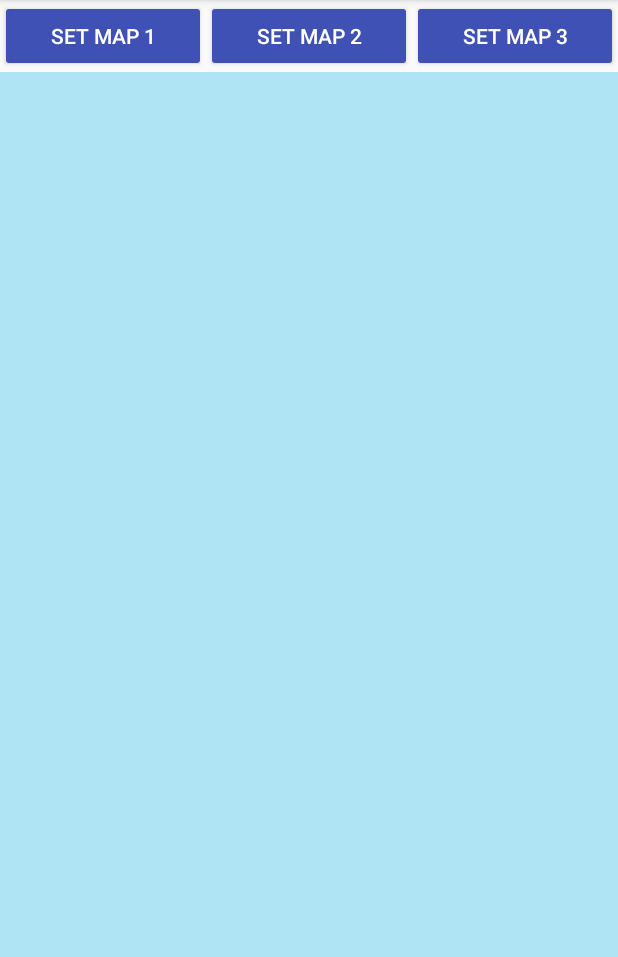
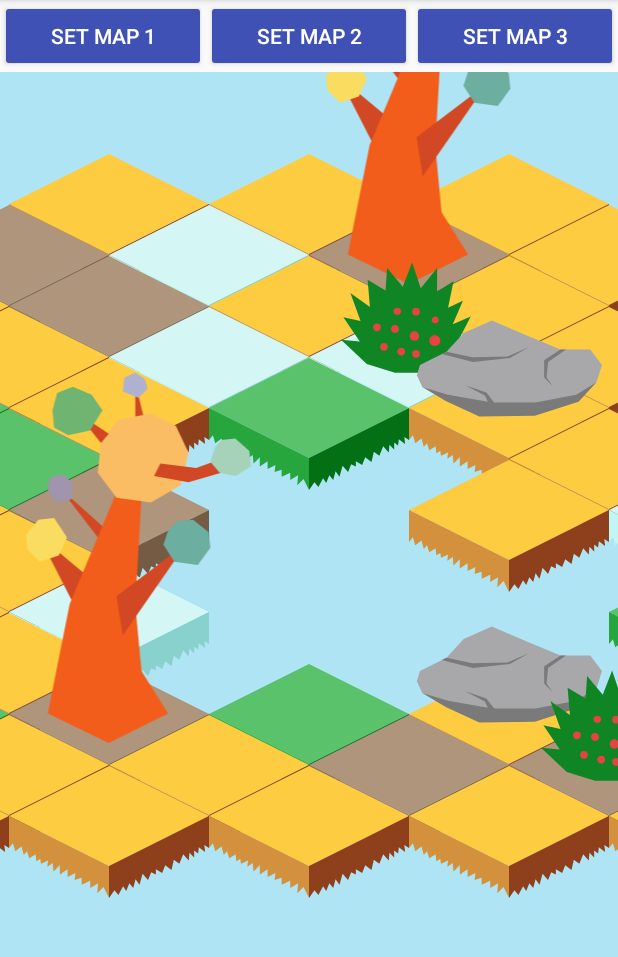
Before and after one commit to Dyvoker/CanvasTest, an Android app: the screen it shows after launch (MainActivity), after a tap on "SET MAP 3", on a phone screen of 412 x 824 dp, the part 84-1041 px from its top. Run offline under Robolectric (Android 15) with nearby library versions, the phone set to English and light mode, and no system bars; 1 statement that could not run was skipped; 2 other taps on this screen came first.

Commit message:
Add some blocks and objects. Create third map.

```diff
--- a/app/src/main/java/com/dyvoker/canvastest/MainActivity.java
+++ b/app/src/main/java/com/dyvoker/canvastest/MainActivity.java
@@ -70,7 +70,87 @@ public class MainActivity extends AppCompatActivity {
     }
 
     private Map generateMap3() {
-        Map map = new Map(3, 4);
+        Map map = new Map(11, 10);
+        map.setCellBlock(0, 2, MapBlock.SEND);
+        map.setCellBlock(0, 3, MapBlock.DIRT);
+        map.setCellBlock(0, 4, MapBlock.SEND);
+
+        map.setCellBlock(1, 1, MapBlock.SEND);
+        map.setCellBlock(1, 2, MapBlock.ICE);
+        map.setCellBlock(1, 3, MapBlock.DIRT);
+        map.setCellBlock(1, 4, MapBlock.SEND);
+        map.setCellBlock(1, 5, MapBlock.GRASS);
+
+        map.setCellBlock(2, 0, MapBlock.SEND);
+        map.setCellBlock(2, 1, MapBlock.DIRT);
+        map.setCellBlock(2, 2, MapBlock.SEND);
+        map.setCellBlock(2, 3, MapBlock.ICE);
+        map.setCellBlock(2, 4, MapBlock.SEND);
+        map.setCellBlock(2, 5, MapBlock.GRASS);
+        map.setCellBlock(2, 6, MapBlock.SEND);
+
+        map.setCellBlock(3, 0, MapBlock.SEND);
+        map.setCellBlock(3, 1, MapBlock.SEND);
+        map.setCellBlock(3, 2, MapBlock.ICE);
+        map.setCellBlock(3, 3, MapBlock.GRASS);
+        map.setCellBlock(3, 5, MapBlock.DIRT);
+        map.setCellBlock(3, 6, MapBlock.SEND);
+        map.setCellBlock(3, 7, MapBlock.SEND);
+
+        map.setCellBlock(4, 1, MapBlock.SEND);
+        map.setCellBlock(4, 2, MapBlock.SEND);
+        map.setCellBlock(4, 6, MapBlock.ICE);
+        map.setCellBlock(4, 7, MapBlock.SEND);
+        map.setCellBlock(4, 8, MapBlock.GRASS);
+
+        map.setCellBlock(5, 2, MapBlock.SEND);
+        map.setCellBlock(5, 3, MapBlock.SEND);
+        map.setCellBlock(5, 7, MapBlock.DIRT);
+        map.setCellBlock(5, 8, MapBlock.SEND);
+        map.setCellBlock(5, 9, MapBlock.SEND);
+
+        map.setCellBlock(6, 1, MapBlock.SEND);
+        map.setCellBlock(6, 2, MapBlock.ICE);
+        map.setCellBlock(6, 6, MapBlock.GRASS);
+        map.setCellBlock(6, 7, MapBlock.SEND);
+        map.setCellBlock(6, 8, MapBlock.SEND);
+
+        map.setCellBlock(7, 0, MapBlock.SEND);
+        map.setCellBlock(7, 1, MapBlock.DIRT);
+        map.setCellBlock(7, 2, MapBlock.DIRT);
+        map.setCellBlock(7, 3, MapBlock.GRASS);
+        map.setCellBlock(7, 5, MapBlock.SEND);
+        map.setCellBlock(7, 6, MapBlock.DIRT);
+        map.setCellBlock(7, 7, MapBlock.SEND);
+
+        map.setCellBlock(8, 0, MapBlock.SEND);
+        map.setCellBlock(8, 1, MapBlock.ICE);
+        map.setCellBlock(8, 2, MapBlock.GRASS);
+        map.setCellBlock(8, 3, MapBlock.ICE);
+        map.setCellBlock(8, 4, MapBlock.SEND);
+        map.setCellBlock(8, 5, MapBlock.DIRT);
+        map.setCellBlock(8, 6, MapBlock.SEND);
+
+        map.setCellBlock(9, 1, MapBlock.SEND);
+        map.setCellBlock(9, 2, MapBlock.SEND);
+        map.setCellBlock(9, 3, MapBlock.GRASS);
+        map.setCellBlock(9, 4, MapBlock.ICE);
+        map.setCellBlock(9, 5, MapBlock.SEND);
+
+        map.setCellBlock(10, 2, MapBlock.GRASS);
+        map.setCellBlock(10, 3, MapBlock.ICE);
+        map.setCellBlock(10, 4, MapBlock.SEND);
+
+        map.setCellObject(0, 4, MapObject.BUSH);
+        map.setCellObject(2, 1, MapObject.TREE);
+        map.setCellObject(3, 2, MapObject.BUSH);
+        map.setCellObject(4, 2, MapObject.ROCK);
+        map.setCellObject(5, 7, MapObject.TREE);
+        map.setCellObject(5, 9, MapObject.BUSH);
+        map.setCellObject(7, 5, MapObject.ROCK);
+        map.setCellObject(8, 5, MapObject.BUSH);
+        map.setCellObject(9, 1, MapObject.TREE);
+        map.setCellObject(9, 3, MapObject.ROCK);
         return map;
     }
 }
--- a/app/src/main/java/com/dyvoker/canvastest/MapBlock.java
+++ b/app/src/main/java/com/dyvoker/canvastest/MapBlock.java
@@ -1,11 +1,14 @@
 package com.dyvoker.canvastest;
 
 /**
- * Class for in-game map block (send, water, grass, etc)
+ * Class for in-game map block_send (send, water, grass, etc)
  */
 
 public class MapBlock extends DrawableOnMap {
-    public static final MapBlock SEND = new MapBlock(R.drawable.block);
+    public static final MapBlock SEND = new MapBlock(R.drawable.block_send);
+    public static final MapBlock GRASS = new MapBlock(R.drawable.block_grass);
+    public static final MapBlock DIRT = new MapBlock(R.drawable.block_dirt);
+    public static final MapBlock ICE = new MapBlock(R.drawable.block_ice);
 
     private MapBlock(int drawableResourceId) {
         super(drawableResourceId);
--- a/app/src/main/java/com/dyvoker/canvastest/MapCanvas.java
+++ b/app/src/main/java/com/dyvoker/canvastest/MapCanvas.java
@@ -70,9 +70,9 @@ public class MapCanvas extends View {
         int x = getWidth() / 2;
         int y = getHeight() / 2;
         if (map != null) {
-            int yMapCenter = IsometricHelper.getCellPosition(new Point(map.getXSize() / 2, map.getYSize() / 2)).y;
-            scrollTo(-x, -y + yMapCenter);
-            scaleFocus.set(0, yMapCenter);
+            Point mapCenter = IsometricHelper.getCellPosition(new Point(map.getXSize() / 2, map.getYSize() / 2));
+            scrollTo(-x + mapCenter.x, -y + mapCenter.y);
+            scaleFocus.set(mapCenter.x, mapCenter.y);
         } else {
             scrollTo(-x, -y);
             scaleFocus.set(0, 0);
--- a/app/src/main/java/com/dyvoker/canvastest/MapObject.java
+++ b/app/src/main/java/com/dyvoker/canvastest/MapObject.java
@@ -7,7 +7,9 @@ import android.graphics.PointF;
  */
 
 public class MapObject extends DrawableOnMap {
-    public static final MapObject TREE = new MapObject(R.drawable.tree, new PointF( 0.147f, -0.8f), 2.0f);
+    public static final MapObject TREE = new MapObject(R.drawable.object_tree, new PointF( 0.147f, -0.8f), 2.0f);
+    public static final MapObject BUSH = new MapObject(R.drawable.object_bush);
+    public static final MapObject ROCK = new MapObject(R.drawable.object_rock);
 
     private MapObject(int drawableResourceId) {
         super(drawableResourceId);
--- a/app/src/main/java/com/dyvoker/canvastest/MapSelector.java
+++ b/app/src/main/java/com/dyvoker/canvastest/MapSelector.java
@@ -5,7 +5,7 @@ package com.dyvoker.canvastest;
  */
 
 public class MapSelector extends DrawableOnMap {
-    public static final MapSelector SIMPLE_SELECTOR = new MapSelector(R.drawable.simple_selector);
+    public static final MapSelector SIMPLE_SELECTOR = new MapSelector(R.drawable.selector_block);
 
     private MapSelector(int drawableResourceId) {
         super(drawableResourceId);
--- /dev/null
+++ b/app/src/main/res/drawable/block_dirt.xml
@@ -0,0 +1,17 @@
+<?xml version="1.0" encoding="utf-8"?>
+<vector xmlns:android="http://schemas.android.com/apk/res/android"
+        android:width="256dp"
+        android:height="256dp"
+        android:viewportWidth="256"
+        android:viewportHeight="256">
+
+    <path
+        android:fillColor="#B0957D"
+        android:pathData="M 0 128 L 128 64 L 256 128 L 128 192 Z" />
+    <path
+        android:fillColor="#99785C"
+        android:pathData="M 0 128 L 0 169 L 5 163 L 8 173 L 16 167 L 19 178 L 23 173 L 26 182 L 34 177 L 35 186 L 40 183 L 41 189 L 50 185 L 49 193 L 56 188 L 57 199 L 65 191 L 65 203 L 75 196 L 75 206 L 85 201 L 84 210 L 93 207 L 93 216 L 104 211 L 104 220 L 114 214 L 113 227 L 121 219 L 128 233 L 128 192 Z" />
+    <path
+        android:fillColor="#755B44"
+        android:pathData="M 128 192 L 128 233 L 135 223 L 140 229 L 146 218 L 150 224 L 154 214 L 159 220 L 162 209 L 167 216 L 171 202 L 178 210 L 182 200 L 188 203 L 188 196 L 196 201 L 200 191 L 208 197 L 211 184 L 218 189 L 223 177 L 230 185 L 231 175 L 237 181 L 237 172 L 242 176 L 243 168 L 251 174 L 250 165 L 256 169 L 256 128 Z" />
+</vector>
--- /dev/null
+++ b/app/src/main/res/drawable/block_grass.xml
@@ -0,0 +1,17 @@
+<?xml version="1.0" encoding="utf-8"?>
+<vector xmlns:android="http://schemas.android.com/apk/res/android"
+        android:width="256dp"
+        android:height="256dp"
+        android:viewportWidth="256"
+        android:viewportHeight="256">
+
+    <path
+        android:fillColor="#59C26B"
+        android:pathData="M 0 128 L 128 64 L 256 128 L 128 192 Z" />
+    <path
+        android:fillColor="#26A63C"
+        android:pathData="M 0 128 L 0 169 L 5 163 L 8 173 L 16 167 L 19 178 L 23 173 L 26 182 L 34 177 L 35 186 L 40 183 L 41 189 L 50 185 L 49 193 L 56 188 L 57 199 L 65 191 L 65 203 L 75 196 L 75 206 L 85 201 L 84 210 L 93 207 L 93 216 L 104 211 L 104 220 L 114 214 L 113 227 L 121 219 L 128 233 L 128 192 Z" />
+    <path
+        android:fillColor="#047016"
+        android:pathData="M 128 192 L 128 233 L 135 223 L 140 229 L 146 218 L 150 224 L 154 214 L 159 220 L 162 209 L 167 216 L 171 202 L 178 210 L 182 200 L 188 203 L 188 196 L 196 201 L 200 191 L 208 197 L 211 184 L 218 189 L 223 177 L 230 185 L 231 175 L 237 181 L 237 172 L 242 176 L 243 168 L 251 174 L 250 165 L 256 169 L 256 128 Z" />
+</vector>
--- /dev/null
+++ b/app/src/main/res/drawable/block_ice.xml
@@ -0,0 +1,17 @@
+<?xml version="1.0" encoding="utf-8"?>
+<vector xmlns:android="http://schemas.android.com/apk/res/android"
+        android:width="256dp"
+        android:height="256dp"
+        android:viewportWidth="256"
+        android:viewportHeight="256">
+
+    <path
+        android:fillColor="#D4F7F5"
+        android:pathData="M 0 128 L 128 64 L 256 128 L 128 192 Z" />
+    <path
+        android:fillColor="#BEF7F4"
+        android:pathData="M 0 128 L 0 169 L 5 163 L 8 173 L 16 167 L 19 178 L 23 173 L 26 182 L 34 177 L 35 186 L 40 183 L 41 189 L 50 185 L 49 193 L 56 188 L 57 199 L 65 191 L 65 203 L 75 196 L 75 206 L 85 201 L 84 210 L 93 207 L 93 216 L 104 211 L 104 220 L 114 214 L 113 227 L 121 219 L 128 233 L 128 192 Z" />
+    <path
+        android:fillColor="#88D1CD"
+        android:pathData="M 128 192 L 128 233 L 135 223 L 140 229 L 146 218 L 150 224 L 154 214 L 159 220 L 162 209 L 167 216 L 171 202 L 178 210 L 182 200 L 188 203 L 188 196 L 196 201 L 200 191 L 208 197 L 211 184 L 218 189 L 223 177 L 230 185 L 231 175 L 237 181 L 237 172 L 242 176 L 243 168 L 251 174 L 250 165 L 256 169 L 256 128 Z" />
+</vector>
--- /dev/null
+++ b/app/src/main/res/drawable/object_bush.xml
@@ -0,0 +1,41 @@
+<?xml version="1.0" encoding="utf-8"?>
+<vector xmlns:android="http://schemas.android.com/apk/res/android"
+        android:width="256dp"
+        android:height="256dp"
+        android:viewportWidth="256"
+        android:viewportHeight="256">
+
+    <path
+        android:fillColor="#108524"
+        android:pathData="M 74 137 L 41 106 L 65 108 L 44 77 L 66 82 L 53 46 L 78 64 L 75 29 L 98 43 L 100 14 L 120 38 L 132 7 L 143 40 L 164 14 L 164 44 L 185 31 L 178 65 L 197 56 L 184 86 L 207 76 L 190 109 L 218 104 L 186 138 L 152 148 L 110 148 Z" />
+    <path
+        android:fillColor="#E84343"
+        android:pathData="M87 85c3,0 5,2 5,5 0,3 -2,5 -5,5 -3,0 -5,-2 -5,-5 0,-3 2,-5 5,-5z" />
+    <path
+        android:fillColor="#E84343"
+        android:pathData="M113 65c3,0 5,2 5,4 0,3 -2,5 -5,5 -3,0 -5,-2 -5,-5 0,-2 2,-4 5,-4z" />
+    <path
+        android:fillColor="#E84343"
+        android:pathData="M118 116c3,0 5,2 5,5 0,3 -2,5 -5,5 -3,0 -5,-2 -5,-5 0,-3 2,-5 5,-5z" />
+    <path
+        android:fillColor="#E84343"
+        android:pathData="M135 95c3,0 6,3 6,6 0,4 -3,6 -6,6 -4,0 -6,-2 -6,-6 0,-3 2,-6 6,-6z" />
+    <path
+        android:fillColor="#E84343"
+        android:pathData="M110 87c3,0 5,2 5,5 0,3 -2,5 -5,5 -3,0 -5,-2 -5,-5 0,-3 2,-5 5,-5z" />
+    <path
+        android:fillColor="#E84343"
+        android:pathData="M161 100c4,0 7,3 7,7 0,4 -3,7 -7,7 -4,0 -7,-3 -7,-7 0,-4 3,-7 7,-7z" />
+    <path
+        android:fillColor="#E84343"
+        android:pathData="M162 76c2,0 4,2 4,5 0,2 -2,4 -4,4 -3,0 -5,-2 -5,-4 0,-3 2,-5 5,-5z" />
+    <path
+        android:fillColor="#E84343"
+        android:pathData="M96 110c3,0 5,2 5,5 0,3 -2,5 -5,5 -3,0 -5,-2 -5,-5 0,-3 2,-5 5,-5z" />
+    <path
+        android:fillColor="#E84343"
+        android:pathData="M137 119c3,0 5,2 5,5 0,3 -2,5 -5,5 -3,0 -5,-2 -5,-5 0,-3 2,-5 5,-5z" />
+    <path
+        android:fillColor="#E84343"
+        android:pathData="M137 65c3,0 5,2 5,5 0,3 -2,5 -5,5 -3,0 -5,-2 -5,-5 0,-3 2,-5 5,-5z" />
+</vector>
--- /dev/null
+++ b/app/src/main/res/drawable/object_rock.xml
@@ -0,0 +1,20 @@
+<?xml version="1.0" encoding="utf-8"?>
+<vector xmlns:android="http://schemas.android.com/apk/res/android"
+        android:width="256dp"
+        android:height="256dp"
+        android:viewportWidth="256"
+        android:viewportHeight="256">
+
+    <path
+        android:fillColor="#A8A8AB"
+        android:pathData="M 17 101 L 103 133 L 214 118 L 240 95 L 247 73 L 232 53 L 194 53 L 153 36 L 106 16 L 70 32 L 48 56 L 14 73 L 10 86 Z" />
+    <path
+        android:fillColor="#7A7A7A"
+        android:pathData="M 17 101 L 47 119 L 90 139 L 161 138 L 217 120 L 240 95 L 214 111 L 162 121 L 109 121 L 99 108 L 72 99 L 97 112 L 101 120 L 50 111 Z" />
+    <path
+        android:fillColor="#7A7A7A"
+        android:pathData="M 48 56 L 81 63 L 126 62 L 154 50 L 129 64 L 82 69 L 42 59 Z" />
+    <path
+        android:fillColor="#7A7A7A"
+        android:pathData="M 194 53 L 173 67 L 173 89 L 184 100 L 176 89 L 178 69 L 201 53 Z" />
+</vector>
```
Also changed, not shown: app/src/main/res/drawable/block_send.xml (renamed from app/src/main/res/drawable/block.xml), app/src/main/res/drawable/object_tree.xml (renamed from app/src/main/res/drawable/tree.xml), app/src/main/res/drawable/selector_block.xml (renamed from app/src/main/res/drawable/simple_selector.xml).
